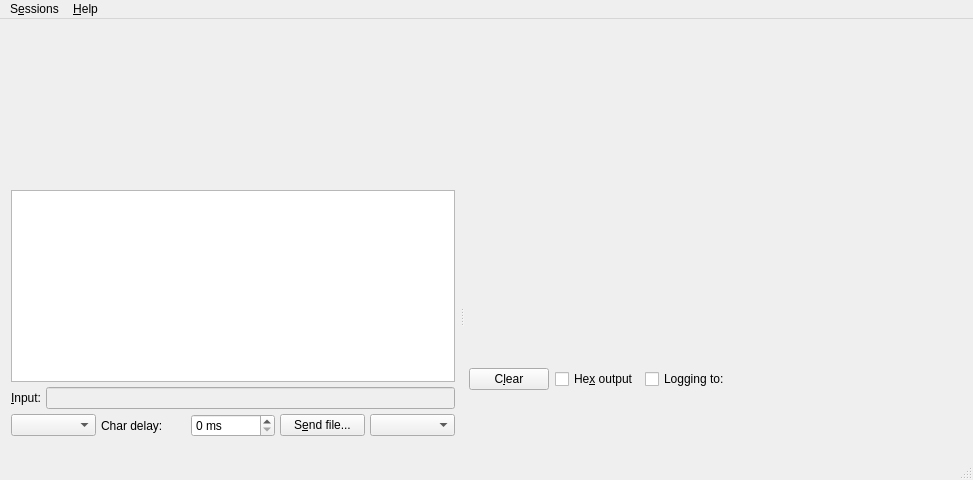
Before: the Qt Designer form mainwindow.ui in asanza/CuteCom, drawn with Qt 5.
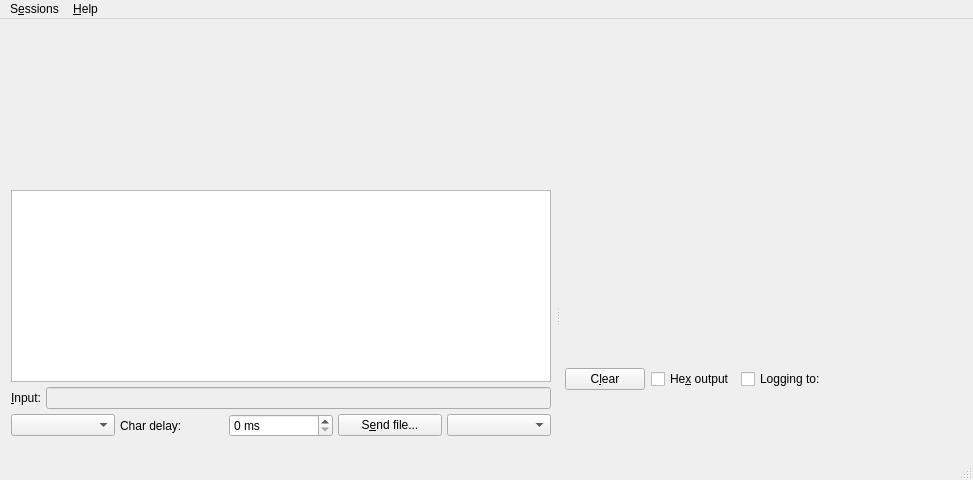
After: the same form once the commit is applied. Icons and pictures are not drawn. Custom widgets are drawn as their Qt base class.

Commit message: fix layout issues

Patch:
```diff
--- a/mainwindow.ui
+++ b/mainwindow.ui
@@ -29,12 +29,6 @@
     </item>
     <item>
      <widget class="QSplitter" name="m_mainSplitter">
-      <property name="sizePolicy">
-       <sizepolicy hsizetype="MinimumExpanding" vsizetype="Preferred">
-        <horstretch>0</horstretch>
-        <verstretch>0</verstretch>
-       </sizepolicy>
-      </property>
       <property name="frameShape">
        <enum>QFrame::NoFrame</enum>
       </property>
@@ -314,7 +308,7 @@
             </property>
             <property name="sizeHint" stdset="0">
              <size>
-              <width>140</width>
+              <width>0</width>
               <height>20</height>
              </size>
             </property>
```
Left out of the diff: 12 changed lines with no effect on the pictures. The commit also changes 1 other file.
